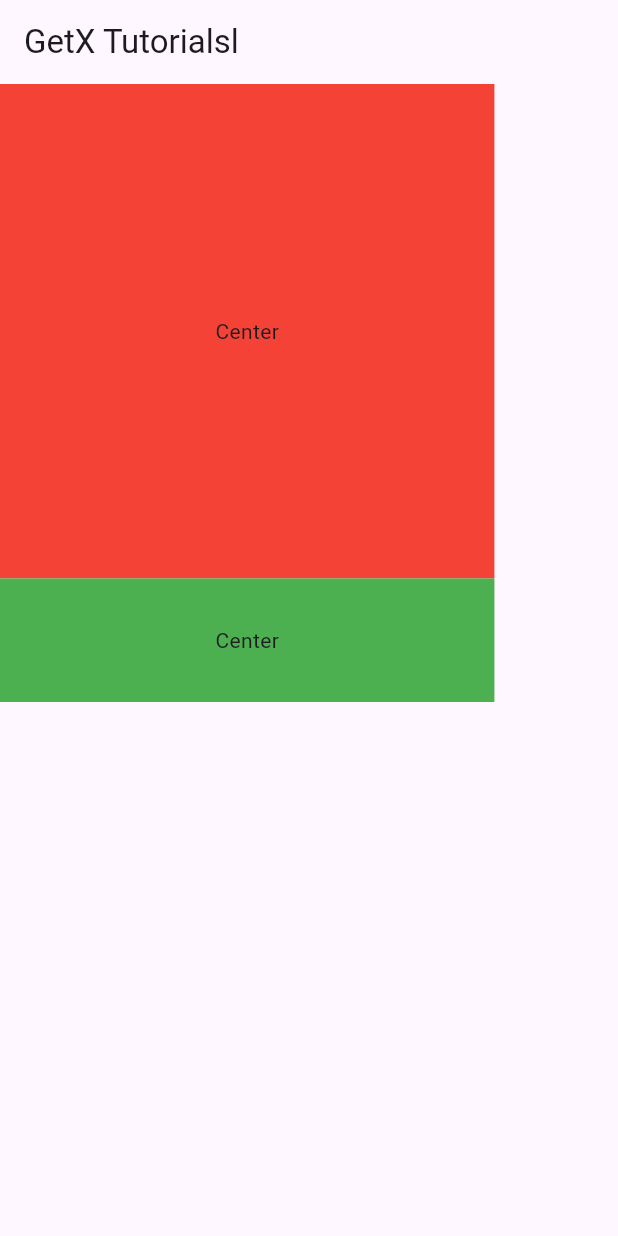
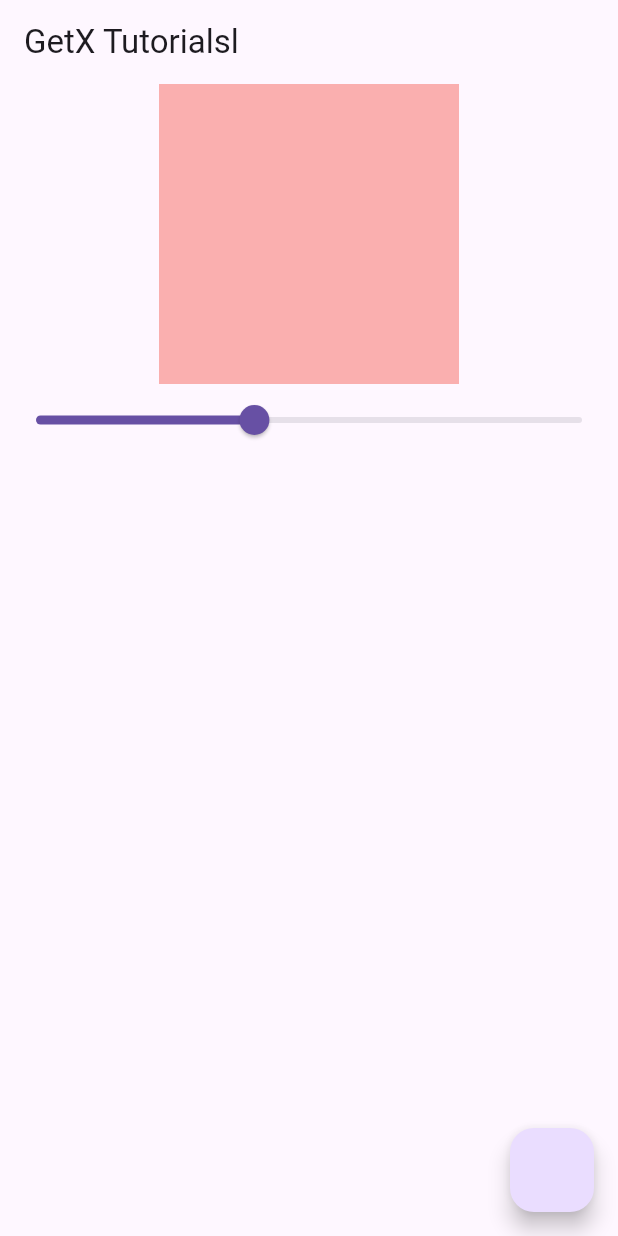
Before and after one commit to safaanwar1122/Flutter-GetX-State-Management, a Flutter app: the screen it shows after launch, on a phone screen of 412 x 824 dp. Run offline on Flutter 3.47's test engine with Material 2 defaults, Android fonts, the phone set to English and light mode, and no system bars; our stand-ins replace get.

Commit message:
fifth commit

```diff
--- /dev/null
+++ b/lib/counter_controller.dart
@@ -0,0 +1,11 @@
+
+
+import 'package:get/get.dart';
+
+class CounterController extends GetxController{
+  RxInt counter=1.obs;
+  incrementCounter(){
+    counter.value++;
+    print(counter.value);
+  }
+}
--- a/lib/home_screen.dart
+++ b/lib/home_screen.dart
@@ -1,5 +1,9 @@
+import 'dart:async';
+
 import 'package:flutter/material.dart';
+import 'package:flutter_getx_playlist/counter_controller.dart';
 import 'package:flutter_getx_playlist/screen_one.dart';
+import 'package:flutter_getx_playlist/slider_example.dart';
 import 'package:get/get.dart';
 import 'package:get/get_core/src/get_main.dart';
 
@@ -11,35 +15,45 @@ class HomeScreen extends StatefulWidget {
 }
 
 class _HomeScreenState extends State<HomeScreen> {
+  //dependency injection
+  SliderExampleController sliderExampleController=Get.put(SliderExampleController());
+
+
+    @override
+  void initState() {
+    // TODO: implement initState
+    super.initState();
+  }
+
   @override
   Widget build(BuildContext context) {
-    final height=MediaQuery.of(context).size.height*1;
+    print('rebuild');
     return Scaffold(
       appBar: AppBar(
         title: Text('GetX Tutorialsl'),
       ),
-      body: Column(
+      body:Column(
         children: [
-          Container(
-           //height: MediaQuery.of(context).size.height*.4,
-            height: Get.height*.4,
-            width: Get.width*.8,
-            color: Colors.red,
-            child: Center(
-              child: Text('Center'),
+          Obx(
+          ()=> Container(
+              height: 200,
+              width: 200,
+              color: Colors.red.withOpacity(sliderExampleController.opacit.value),
+
             ),
           ),
+          Obx(
+          ()=> Slider(value: sliderExampleController.opacit.value, onChanged: (value){
+            sliderExampleController.setOpacity(value);
 
-          Container(
-            //height: MediaQuery.of(context).size.height*.4,
-            height: Get.height*.1,
-            width: Get.width*.8,
-            color: Colors.green,
-            child: Center(
-              child: Text('Center'),
-            ),
-          ),
+            }),
+          )
         ],
+      ),
+      floatingActionButton: FloatingActionButton(
+        onPressed: () {
+
+        },
       ),
     );
   }
--- /dev/null
+++ b/lib/languages.dart
@@ -0,0 +1,16 @@
+import 'package:get/get_navigation/src/root/internacionalization.dart';
+
+class Languages extends Translations {
+  @override
+  // TODO: implement keys
+  Map<String, Map<String, String>> get keys => {
+        'en_US': {
+          'message': 'Whats your name?',
+          'name': 'Safa Anwar',
+        },
+    'ur_PK': {
+      'message': 'آپ کا نام کیا ہے؟',
+      'name': 'صفا انور',
+    }
+      };
+}
--- a/lib/main.dart
+++ b/lib/main.dart
@@ -1,4 +1,5 @@
 import 'package:flutter/material.dart';
+import 'package:flutter_getx_playlist/languages.dart';
 import 'package:flutter_getx_playlist/screen_one.dart';
 import 'package:flutter_getx_playlist/screen_two.dart';
 import 'package:get/get.dart';
@@ -17,6 +18,10 @@ class MyApp extends StatelessWidget {
   Widget build(BuildContext context) {
     return GetMaterialApp(
       title: 'Flutter Demo',
+     // locale: Locale('en','US'),
+      fallbackLocale: Locale('en','US'),
+      translations: Languages(),
+      locale: Locale('en','US'),
       theme: ThemeData(
 
        primarySwatch: Colors.blue,
--- /dev/null
+++ b/lib/slider_example.dart
@@ -0,0 +1,12 @@
+
+
+import 'package:get/get.dart';
+
+class SliderExampleController extends GetxController{
+  RxDouble opacit=.4.obs;
+
+  setOpacity(   double value){
+ opacit.value=value;
+  }
+
+}
```
